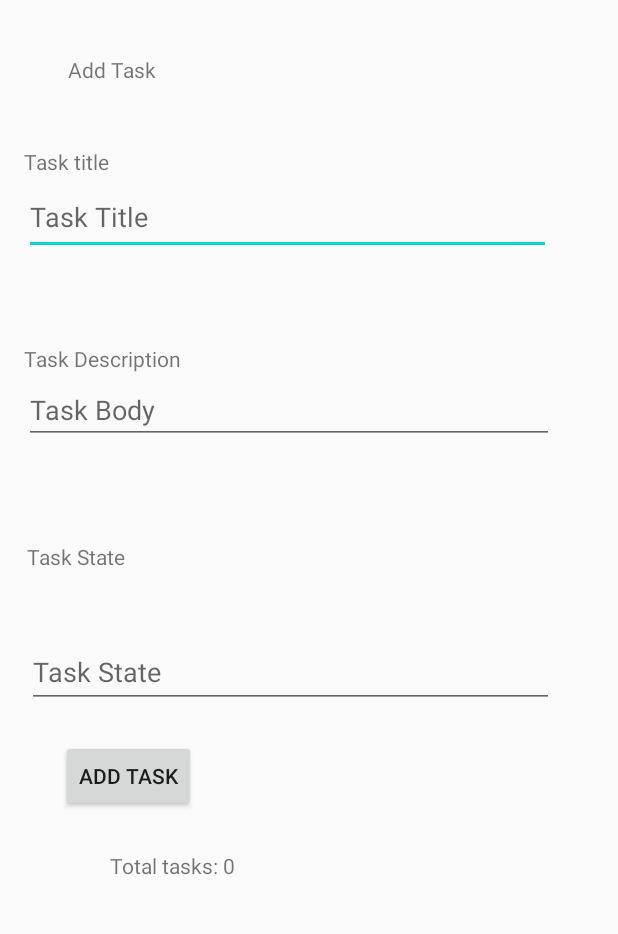
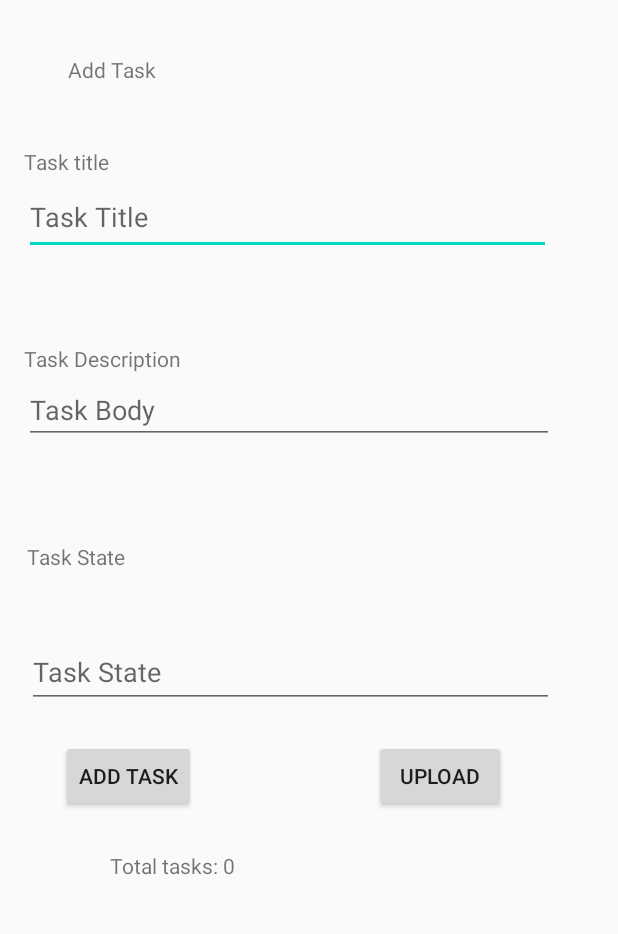
Before and after one commit to Heba1998/TaskMaster, an Android app: the AddTask screen opened directly, with no data from a screen before it, on a phone screen of 412 x 824 dp, the part 84-1018 px from its top. Run offline under Robolectric (Android 15) with nearby library versions, the phone set to English and light mode, and no system bars; our stand-ins replace Room's generated code; libraries missing offline, so code that uses them is left out: com.amplifyframework.api, com.amplifyframework.auth, com.amplifyframework.core, com.amplifyframework.storage; 4 statements that could not run were skipped.

Commit message:
lab37 not finished yet 😥

```diff
--- a/app/src/main/java/com/example/taskmaster/MainActivity.java
+++ b/app/src/main/java/com/example/taskmaster/MainActivity.java
@@ -26,6 +26,7 @@ import com.amplifyframework.api.aws.AWSApiPlugin;
 import com.amplifyframework.api.graphql.model.ModelQuery;
 import com.amplifyframework.auth.cognito.AWSCognitoAuthPlugin;
 import com.amplifyframework.core.Amplify;
+import com.amplifyframework.storage.s3.AWSS3StoragePlugin;
 
 import java.util.ArrayList;
 import java.util.List;
@@ -124,6 +125,10 @@ public class MainActivity extends AppCompatActivity {
             Amplify.addPlugin(new AWSCognitoAuthPlugin());
             // ----------------lab36---------------------------------
 
+            // ----------------lab37---------------------------------
+            Amplify.addPlugin(new AWSS3StoragePlugin());
+            // ----------------lab37---------------------------------
+
 
             Amplify.configure(getApplicationContext());
 
--- a/app/src/main/res/layout/activity_add_task.xml
+++ b/app/src/main/res/layout/activity_add_task.xml
@@ -151,4 +151,16 @@
         app:layout_constraintTop_toBottomOf="@+id/bodytask"
         app:layout_constraintVertical_bias="1.0" />
 
+    <Button
+        android:id="@+id/upload"
+        android:layout_width="wrap_content"
+        android:layout_height="wrap_content"
+        android:text="upload"
+        app:layout_constraintBottom_toBottomOf="parent"
+        app:layout_constraintEnd_toEndOf="parent"
+        app:layout_constraintHorizontal_bias="0.77"
+        app:layout_constraintStart_toStartOf="parent"
+        app:layout_constraintTop_toTopOf="parent"
+        app:layout_constraintVertical_bias="0.708" />
+
 </androidx.constraintlayout.widget.ConstraintLayout>
```
Also changed, not shown: app/build.gradle (+3 -8 lines), app/src/main/java/com/example/taskmaster/AddTask.java (+61 -0 lines), 5 other files.
